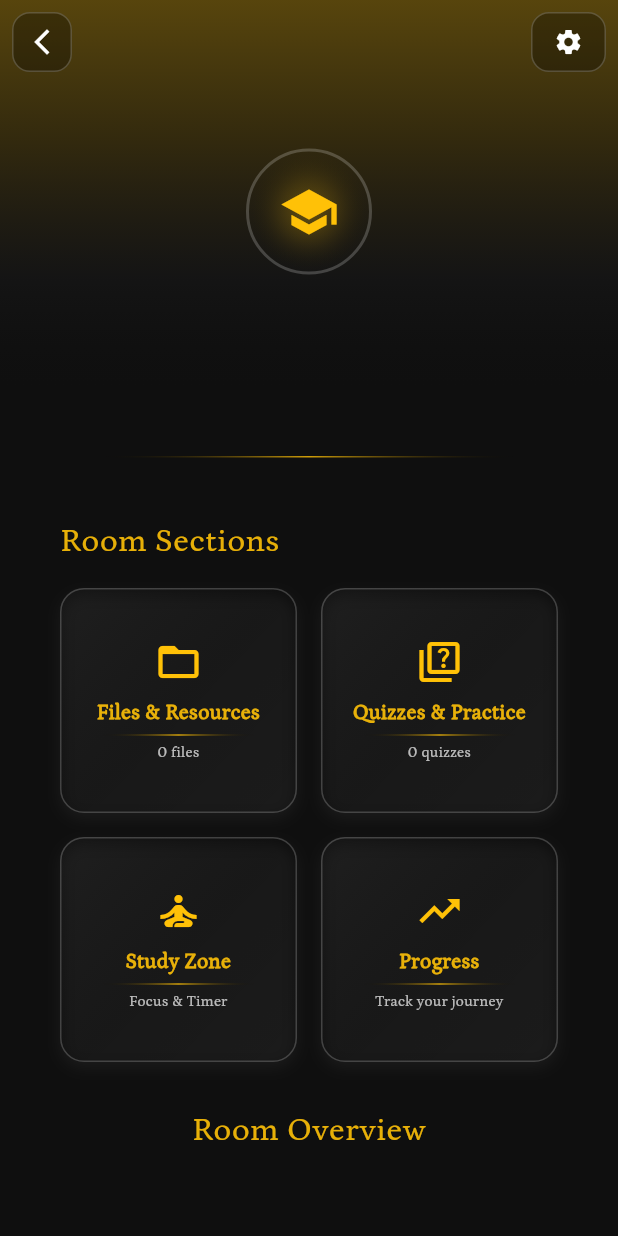
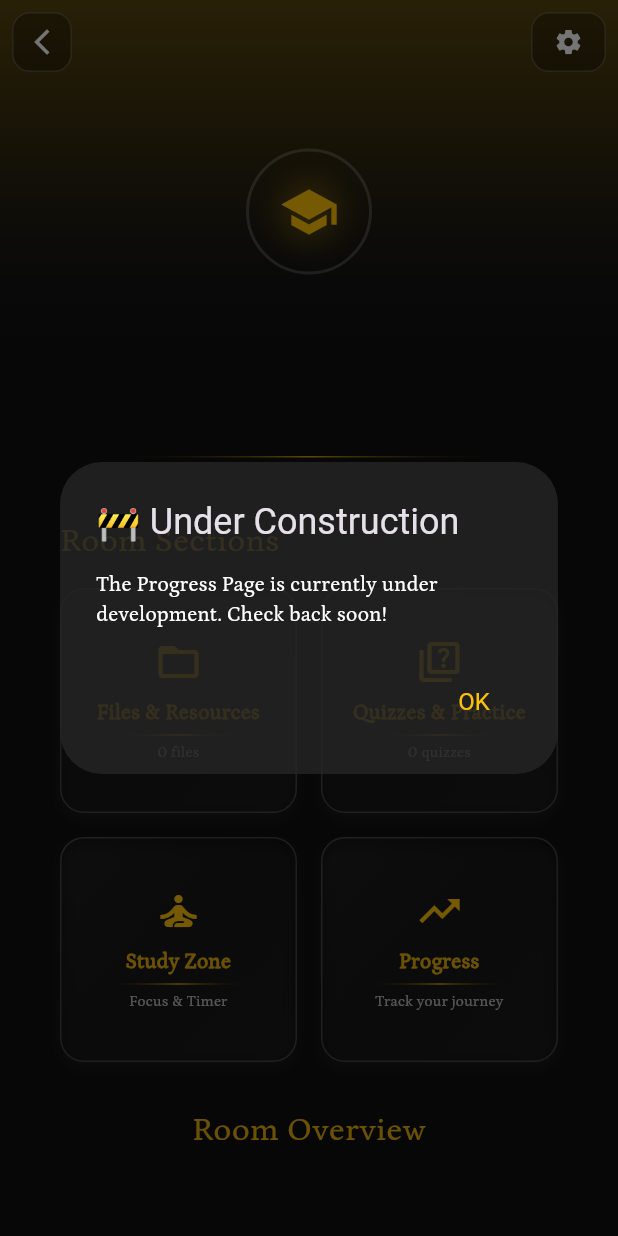
Before and after one commit to Maruuu1101110/StudyForgeApp, a Flutter app: the RoomLobbyPage screen opened directly with empty values, after a tap on "Progress", on a phone screen of 412 x 824 dp. Run offline on Flutter 3.47's test engine with Material 3 defaults, Android fonts, the phone set to English and light mode, and no system bars; our stand-ins replace device_preview, dio, file_picker, flutter_colorpicker, flutter_dotenv, flutter_local_notifications and 11 more; missing offline and left inert: markdown_editor_plus, markdown_widget, syncfusion_flutter_pdf, syncfusion_flutter_pdfviewer; accounts and stored records are empty; statements that could not run were skipped.

Commit message:
feat: enhance RoomLobbyPage to load quizzes and flashcards, update stats display, and add under construction dialog for progress navigation

```diff
--- a/lib/pages/room_pages/room_lobby_page.dart
+++ b/lib/pages/room_pages/room_lobby_page.dart
@@ -1,5 +1,4 @@
 import 'dart:io';
-
 import 'package:flutter/material.dart';
 import 'package:study_forge/models/room_model.dart';
 import 'package:study_forge/pages/room_pages/quizRoomPage.dart';
@@ -24,6 +23,8 @@ class _RoomLobbyPageState extends State<RoomLobbyPage>
   late Animation<double> _fadeAnimation;
   late Animation<Offset> _slideAnimation;
   List<FileSystemEntity> files = [];
+  List<FileSystemEntity> quizSets = [];
+  List<FileSystemEntity> flashCards = [];
 
   Map<String, dynamic>? roomMetadata;
   bool isLoading = true;
@@ -85,8 +86,16 @@ class _RoomLobbyPageState extends State<RoomLobbyPage>
       final files = await FileManagerService.instance.getRoomFiles(
         widget.room.id!,
       );
+      final quizSets = await FileManagerService.instance.getRoomQuizzes(
+        widget.room.id!,
+      );
+      final flashCards = await FileManagerService.instance.getRoomFlashCards(
+        widget.room.id!,
+      );
       setState(() {
         this.files = files;
+        this.quizSets = quizSets;
+        this.flashCards = flashCards;
         roomMetadata = metadata;
         isLoading = false;
       });
@@ -342,7 +351,7 @@ class _RoomLobbyPageState extends State<RoomLobbyPage>
                 child: _buildActionCard(
                   icon: Icons.quiz_outlined,
                   title: 'Quizzes & Practice',
-                  subtitle: '${roomMetadata?['quizCount'] ?? 0} quizzes',
+                  subtitle: '${quizSets.length + flashCards.length} quizzes',
                   gradient: [
                     const Color.fromARGB(
                       255,
@@ -538,7 +547,7 @@ class _RoomLobbyPageState extends State<RoomLobbyPage>
                 Expanded(
                   child: _buildStatCard(
                     'Quizzes Created',
-                    '${roomMetadata!['quizCount'] ?? 0}',
+                    '${quizSets.length + flashCards.length}',
                     Icons.quiz_outlined,
                     themeColor,
                     subtitle: 'Practice available',
@@ -669,7 +678,30 @@ class _RoomLobbyPageState extends State<RoomLobbyPage>
   }
 
   void _navigateToProgress() {
-    // TODO: Navigate to progress page
-    print('Navigate to Progress');
+    showDialog(
+      context: context,
+      builder: (context) => AlertDialog(
+        backgroundColor: const Color.fromARGB(
+          255,
+          37,
+          37,
+          37,
+        ).withValues(alpha: 0.8),
+        title: Text('🚧 Under Construction'),
+        content: Text(
+          'The Progress Page is currently under development. Check back soon!',
+        ),
+        actions: [
+          TextButton(
+            style: TextButton.styleFrom(
+              foregroundColor: Colors.amber,
+              textStyle: const TextStyle(fontSize: 16),
+            ),
+            onPressed: () => Navigator.of(context).pop(),
+            child: Text('OK'),
+          ),
+        ],
+      ),
+    );
   }
 }
```
